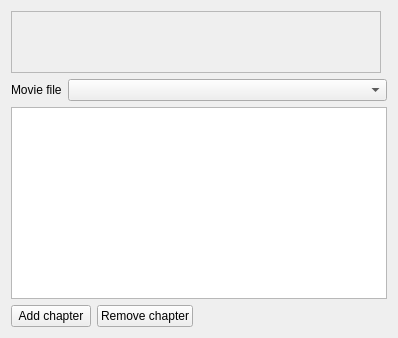
This is src/widgets/dvdwizardchapters_ui.ui in KDE/kdenlive as Qt 5 draws it before an edit. The edited form follows.
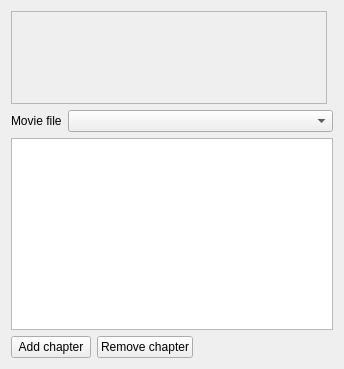
This is the edited form. Custom widgets are drawn as their Qt base class.

```diff
--- a/src/widgets/dvdwizardchapters_ui.ui
+++ b/src/widgets/dvdwizardchapters_ui.ui
@@ -6,8 +6,8 @@
    <rect>
     <x>0</x>
     <y>0</y>
-    <width>398</width>
-    <height>338</height>
+    <width>344</width>
+    <height>369</height>
    </rect>
   </property>
   <layout class="QGridLayout" name="gridLayout">
@@ -63,6 +63,12 @@
    </item>
    <item row="0" column="0" colspan="4">
     <widget class="QFrame" name="monitor_frame">
+     <property name="sizePolicy">
+      <sizepolicy hsizetype="Preferred" vsizetype="Expanding">
+       <horstretch>0</horstretch>
+       <verstretch>0</verstretch>
+      </sizepolicy>
+     </property>
      <property name="frameShape">
       <enum>QFrame::StyledPanel</enum>
      </property>
```
Left out of the diff: 27 changed lines with no effect on the pictures.
